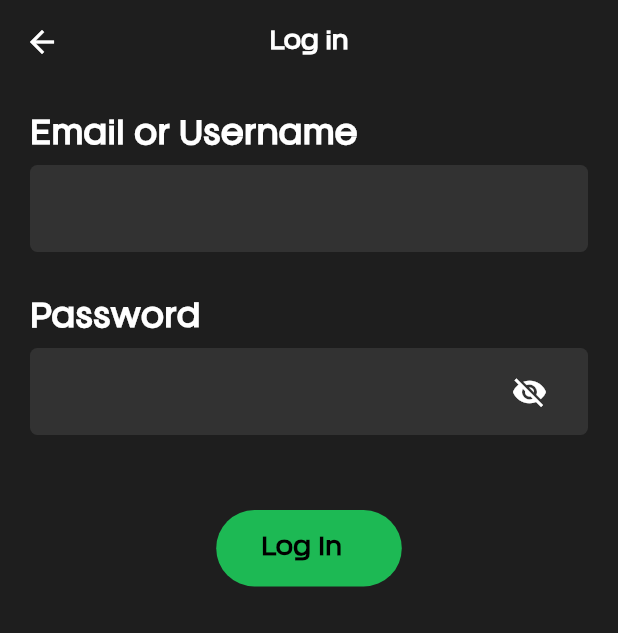
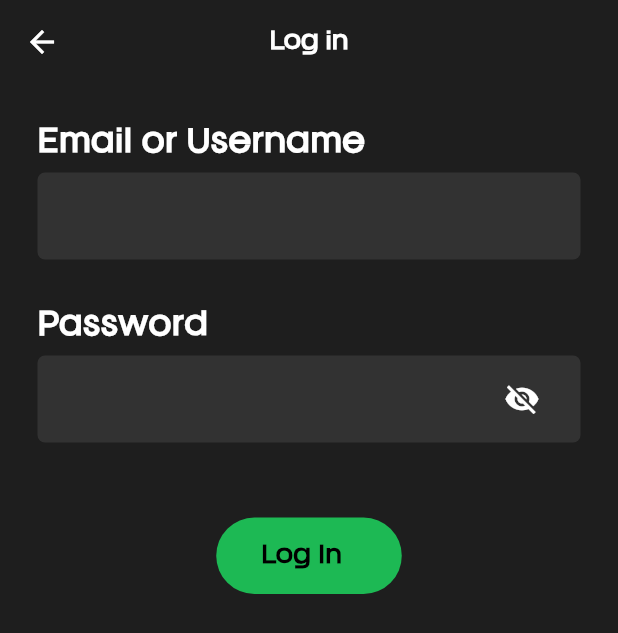
Before and after one commit to Aryamahesa/musical, a Flutter app: the screen it shows after launch, after a tap on "Get Started", on a phone screen of 412 x 824 dp. Shown: the top 633 px of the screen. Run offline on Flutter 3.47's test engine with Material 3 defaults, Android fonts, the phone set to English and light mode, and no system bars; our stand-ins replace carousel_slider, flutter_svg.

Commit message:
Update flutter program

```diff
--- a/lib/pages/login_page.dart
+++ b/lib/pages/login_page.dart
@@ -36,11 +36,12 @@ class _LoginPageState extends State<LoginPage> {
 
       // Padding untuk body konten
       body: Padding(
-        padding: const EdgeInsets.all(20.0),
+        padding: const EdgeInsets.all(25.0),
         child: Column(
-          crossAxisAlignment: CrossAxisAlignment.start, // mengatur posisi konten agar memulai dari kiri
+          crossAxisAlignment:
+              CrossAxisAlignment
+                  .start, // mengatur posisi konten agar memulai dari kiri
           children: [
-
             // judul email atau username
             Text(
               'Email or Username',
@@ -60,7 +61,6 @@ class _LoginPageState extends State<LoginPage> {
                 top: 5,
                 bottom: 5,
               ), // Padding di sekitar TextField
-
               // warna latar belakang textfield
               decoration: BoxDecoration(
                 color: const Color(0xFF323232),
@@ -114,7 +114,8 @@ class _LoginPageState extends State<LoginPage> {
                     style: const TextStyle(color: Colors.white, fontSize: 17),
                     decoration: InputDecoration(
                       hintStyle: const TextStyle(color: Colors.grey),
-                      border: InputBorder.none, // untuk menghilangkan border bawaan
+                      border:
+                          InputBorder.none, // untuk menghilangkan border bawaan
                       suffixIcon: IconButton(
                         icon: Icon(
                           value ? Icons.visibility_off : Icons.visibility,
@@ -146,7 +147,6 @@ class _LoginPageState extends State<LoginPage> {
           ],
         ),
       ),
-
     );
   }
 }
```
